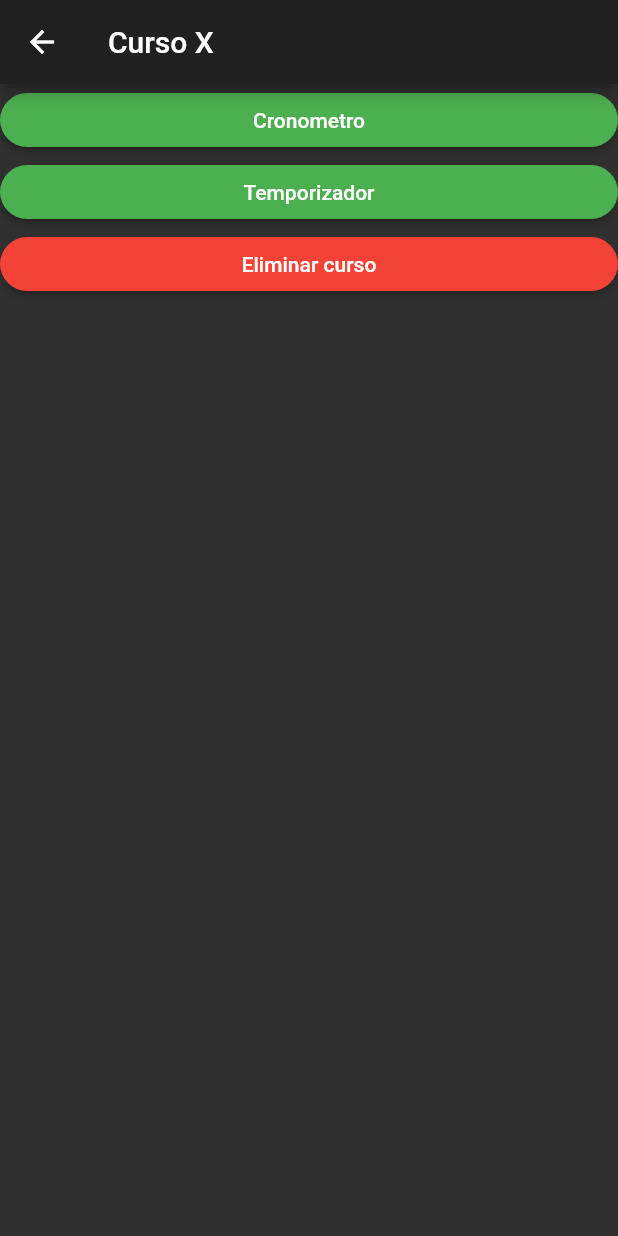
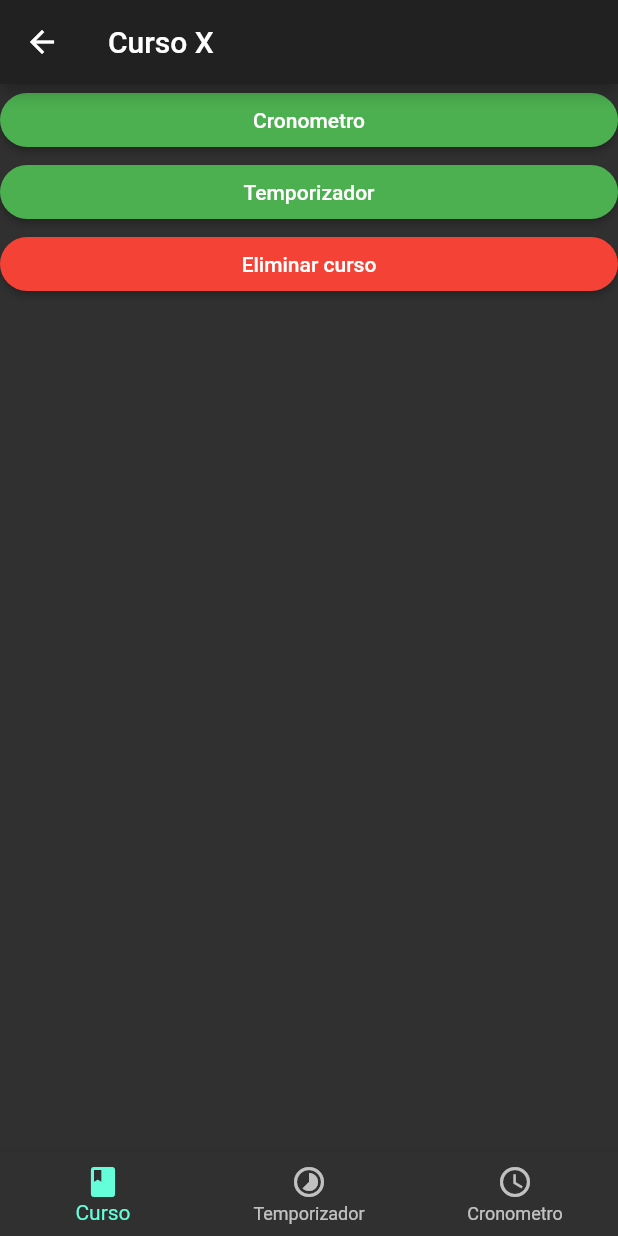
Before and after one commit to sebaav12/Infinity-Proyect-Flutter, a Flutter app: the screen it shows after launch, after a tap on "Probabilidad y Estadistica", on a phone screen of 412 x 824 dp. Run offline on Flutter 3.47's test engine with Material 2 defaults, Android fonts, the phone set to English and light mode, and no system bars; our stand-ins replace percent_indicator.

```diff
--- a/lib/main.dart
+++ b/lib/main.dart
@@ -1,10 +1,8 @@
 import 'package:flutter/material.dart';
-
-// Nosotros escribimos
-// import 'src/app.dart';
-
-import 'package:infinity/src/pages/home_page.dart';
-import 'package:infinity/src/routes/routes.dart';
+import 'package:infinity/pages/home_page.dart';
+import 'package:infinity/provider/ui_provider.dart';
+import 'package:infinity/routes/routes.dart';
+import 'package:provider/provider.dart';
 
 void main() {
   runApp(MyApp());
@@ -13,7 +11,11 @@ void main() {
 class MyApp extends StatelessWidget {
   @override
   Widget build(BuildContext context) {
-    return MaterialApp(
+    return MultiProvider(
+      providers: [
+        ChangeNotifierProvider(create: (_) => new UiProvider()),
+      ],
+      child: MaterialApp(
         debugShowCheckedModeBanner: false,
         initialRoute: "/",
         routes: getApplicationRoutes(),
@@ -23,6 +25,7 @@ class MyApp extends StatelessWidget {
               builder: (BuildContext context) => (HomePage()));
         },
         theme: ThemeData.dark(),
+      ),
     );
   }
 }
--- /dev/null
+++ b/lib/pages/course_page.dart
@@ -0,0 +1,41 @@
+import 'package:flutter/material.dart';
+import 'package:infinity/provider/ui_provider.dart';
+import 'package:infinity/pages/cronometro_page.dart';
+import 'package:infinity/pages/data_course_page.dart';
+import 'package:infinity/pages/temporizador_page.dart';
+import 'package:infinity/widgets/custom_navigationbar.dart';
+import 'package:provider/provider.dart';
+
+class CoursePage extends StatelessWidget {
+  @override
+  Widget build(BuildContext context) {
+    return Scaffold(
+      appBar: AppBar(
+        title: Text('Curso X'),
+      ),
+      body: _CoursePageBody(),
+      bottomNavigationBar: CustomNavigationBar(),
+    );
+  }
+}
+
+class _CoursePageBody extends StatelessWidget {
+  @override
+  Widget build(BuildContext context) {
+    final uiProvider = Provider.of<UiProvider>(context);
+    final currentIndex = uiProvider.selectedMenuOpt;
+    switch (currentIndex) {
+      case 0:
+        return DataCoursePage();
+
+      case 1:
+        return TemporizadorPage();
+
+      case 2:
+        return CronometroPage();
+
+      default:
+        return DataCoursePage();
+    }
+  }
+}
--- a/lib/src/pages/cronometro_page.dart
+++ b/lib/pages/cronometro_page.dart
@@ -3,10 +3,6 @@ import 'package:flutter/material.dart';
 class CronometroPage extends StatelessWidget {
   @override
   Widget build(BuildContext context) => Scaffold(
-        appBar: AppBar(
-          title: Text('Cronometro'),
-        ),
-
         // Boton para volver atras
         floatingActionButton: FloatingActionButton(
           child: Icon(Icons.add_location),
--- a/lib/src/pages/curso_page.dart
+++ b/lib/pages/data_course_page.dart
@@ -1,12 +1,9 @@
 import 'package:flutter/material.dart';
 
-class CursoPage extends StatelessWidget {
+class DataCoursePage extends StatelessWidget {
   @override
   Widget build(BuildContext context) {
     return Scaffold(
-      appBar: AppBar(
-        title: Text('Curso X'),
-      ),
       body: ListView(children: <Widget>[
         RaisedButton(
           child: Text("Cronometro"),
--- /dev/null
+++ b/lib/provider/ui_provider.dart
@@ -0,0 +1,16 @@
+import 'package:flutter/material.dart';
+
+// nos permite redibujar cambios en varias paginas asociadas a la vez sin usar stream.
+class UiProvider extends ChangeNotifier {
+  int _selectedMenuOpt = 0;
+
+  int get selectedMenuOpt {
+    return this._selectedMenuOpt;
+  }
+
+  // Notifica cambios a todos los oyentes
+  set selectedMenuOpt(int i) {
+    this._selectedMenuOpt = i;
+    notifyListeners();
+  }
+}
--- a/lib/src/routes/routes.dart
+++ b/lib/routes/routes.dart
@@ -1,16 +1,16 @@
 import 'package:flutter/cupertino.dart';
-import 'package:infinity/src/pages/cronometro_page.dart';
-import 'package:infinity/src/pages/curso_page.dart';
-import 'package:infinity/src/pages/home_page.dart';
-import 'package:infinity/src/pages/new_course.dart';
-import 'package:infinity/src/pages/temporizador_page.dart';
+import 'package:infinity/pages/cronometro_page.dart';
+import 'package:infinity/pages/course_page.dart';
+import 'package:infinity/pages/home_page.dart';
+import 'package:infinity/pages/new_course.dart';
+import 'package:infinity/pages/temporizador_page.dart';
 
 Map<String, WidgetBuilder> getApplicationRoutes() {
   return <String, WidgetBuilder>{
     "/": (BuildContext context) => HomePage(),
     "/cronometro": (BuildContext context) => CronometroPage(),
     "/temporizador": (BuildContext context) => TemporizadorPage(),
-    "/curso": (BuildContext context) => CursoPage(),
+    "/curso": (BuildContext context) => CoursePage(),
     "/new_course": (BuildContext context) => NewCourse(),
   };
 }
--- /dev/null
+++ b/lib/widgets/custom_navigationbar.dart
@@ -0,0 +1,25 @@
+import 'package:flutter/material.dart';
+import 'package:infinity/provider/ui_provider.dart';
+import 'package:provider/provider.dart';
+
+// La gracia de crear una carpeta widgets es para evitar usar clases privadas dentro de cada pagina, asi reducimos
+// codigo y de paso creamos widgets reutilizables
+
+class CustomNavigationBar extends StatelessWidget {
+  @override
+  Widget build(BuildContext context) {
+    final uiProvider = Provider.of<UiProvider>(context);
+    final currentIndex = uiProvider.selectedMenuOpt;
+    return BottomNavigationBar(
+      onTap: (int i) => uiProvider.selectedMenuOpt = i,
+      currentIndex: currentIndex,
+      items: <BottomNavigationBarItem>[
+        BottomNavigationBarItem(icon: Icon(Icons.book), label: 'Curso'),
+        BottomNavigationBarItem(
+            icon: Icon(Icons.timelapse), label: 'Temporizador'),
+        BottomNavigationBarItem(
+            icon: Icon(Icons.access_time), label: 'Cronometro'),
+      ],
+    );
+  }
+}
--- a/pubspec.yaml
+++ b/pubspec.yaml
@@ -29,6 +29,9 @@ dependencies:
   # Use with the CupertinoIcons class for iOS style icons.
   cupertino_icons: ^1.0.0
   percent_indicator: "^2.1.7+2"
+  provider: ^4.3.2+2
+  path_provider: ^1.6.24
+
 
 dev_dependencies:
   flutter_test:
```
Also changed, not shown: lib/pages/temporizador_page.dart (renamed from lib/src/pages/temporizador_page.dart, +16 -12 lines), lib/pages/home_page.dart (renamed from lib/src/pages/home_page.dart), lib/pages/new_course.dart (renamed from lib/src/pages/new_course.dart), lib/utils/icono_string_util.dart (renamed from lib/src/utils/icono_string_util.dart), pubspec.lock. Lines whose indentation alone changed are shown as unchanged.
